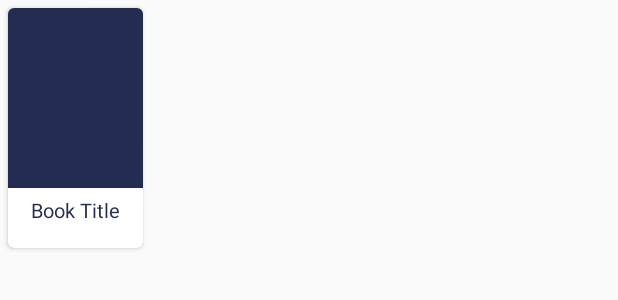
After one commit to DevHub-appDevelopment/CeleganceApp, an Android app: the layout cardview_item_category.xml on its own in the app's theme, with its tools: preview values and no code run, on a phone screen of 412 x 824 dp. The commit adds this screen. Shown: the top 300 px of the screen. Run offline under Robolectric (Android 15) with nearby library versions, the phone set to English and light mode, and no system bars.

Commit message:
Added categories as "book"

```diff
--- /dev/null
+++ b/app/src/main/res/layout/cardview_item_category.xml
@@ -0,0 +1,40 @@
+<?xml version="1.0" encoding="utf-8"?>
+<android.support.v7.widget.CardView
+
+    android:foreground="?android:attr/selectableItemBackground"
+
+    xmlns:android="http://schemas.android.com/apk/res/android"
+    android:layout_width="90dp"
+    android:layout_height="160dp"
+    xmlns:cardview="http://schemas.android.com/apk/res-auto"
+    android:layout_margin="5dp"
+    cardview:cardCornerRadius="4dp">
+
+    <LinearLayout
+
+        android:orientation="vertical"
+        android:layout_width="match_parent"
+        android:layout_height="match_parent">
+
+        <ImageView
+            android:id="@+id/book_img_id"
+            android:layout_width="match_parent"
+            android:layout_height="120dp"
+            android:background="#252c52"
+            android:scaleType="centerCrop" />
+
+        <TextView
+            android:id="@+id/book_title_id"
+            android:textColor="#252c52"
+            android:textSize="13sp"
+            android:gravity="center"
+            android:layout_gravity="bottom"
+            android:layout_width="match_parent"
+            android:layout_height="30dp"
+            android:text="Book Title"/>
+
+    </LinearLayout>
+
+
+
+</android.support.v7.widget.CardView>
```
Also changed, not shown: app/src/main/java/com/example/sujit/celeganceapp/Book.java (added, +56 -0 lines), app/src/main/java/com/example/sujit/celeganceapp/MainActivity.java (+33 -1 lines), app/src/main/java/com/example/sujit/celeganceapp/RecyclerViewAdapter.java (added, +87 -0 lines), app/src/main/res/drawable/bg.png (added), app/src/main/res/drawable/cccc.png (added).
